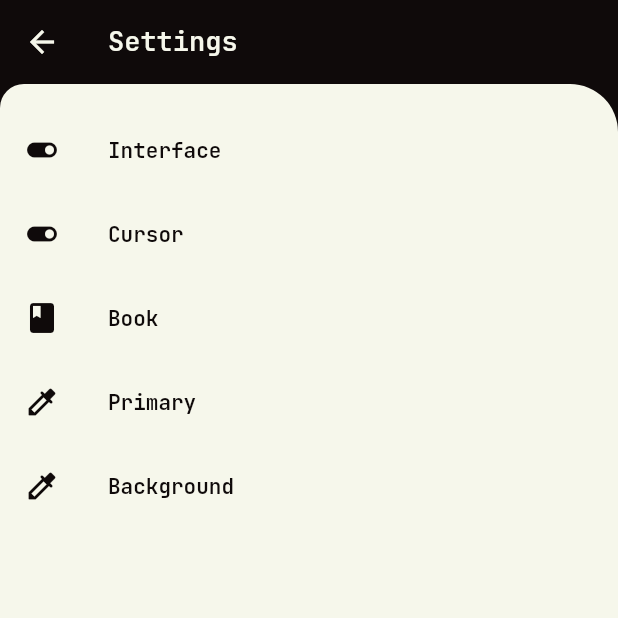
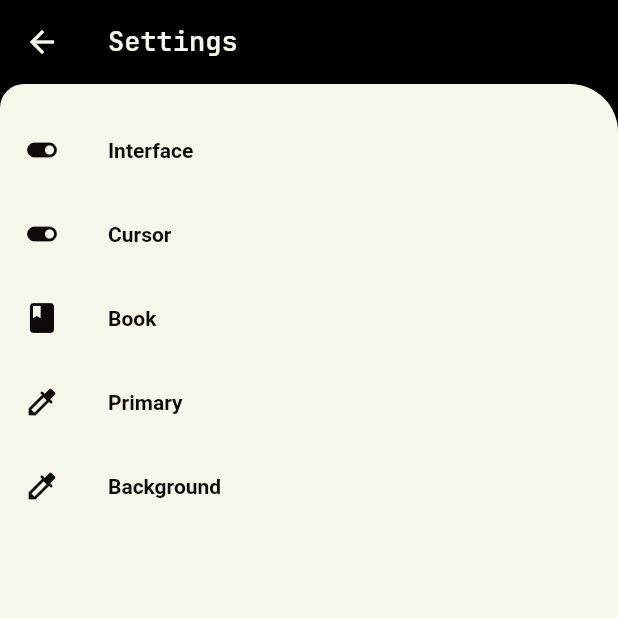
Before and after one commit to guhhsle/syllable, a Flutter app: the screen it shows after launch, after a tap on the "menu" icon, on a phone screen of 412 x 824 dp, the top half of it. Run offline on Flutter 3.47's test engine with Material 3 defaults, Android fonts, the phone set to English and light mode, and no system bars; our stand-ins replace file_picker, shared_preferences; missing offline and left inert: flashy_flushbar.

Commit message:
Updated template

```diff
--- a/lib/main.dart
+++ b/lib/main.dart
@@ -1,11 +1,8 @@
-import 'package:flashy_flushbar/flashy_flushbar_provider.dart';
 import 'package:flutter/material.dart';
-import 'package:flutter/services.dart';
 import 'data.dart';
 import 'functions/reading.dart';
-import 'template/data.dart';
+import 'template/app.dart';
 import 'template/prefs.dart';
-import 'template/theme.dart';
 import 'widgets/home.dart';
 
 Future<void> main() async {
@@ -20,35 +17,9 @@ class MyApp extends StatelessWidget {
 
   @override
   Widget build(BuildContext context) {
-    return ValueListenableBuilder(
-      valueListenable: themeNotifier,
-      builder: (context, snap, child) {
-        return MaterialApp(
-          navigatorKey: navigatorKey,
-          debugShowCheckedModeBanner: false,
-          title: 'Syllable',
-          theme: theme(color(true, lightTheme: true), color(false, lightTheme: true)),
-          darkTheme: theme(color(true, lightTheme: false), color(false, lightTheme: false)),
-          builder: FlashyFlushbarProvider.init(),
-          home: AnnotatedRegion<SystemUiOverlayStyle>(
-            value: const SystemUiOverlayStyle(
-              statusBarColor: Colors.transparent,
-              systemNavigationBarColor: Colors.transparent,
-              systemNavigationBarIconBrightness: Brightness.dark,
-            ),
-            child: Builder(
-              builder: (context) {
-                SystemChrome.setSystemUIOverlayStyle(
-                  const SystemUiOverlayStyle(
-                    statusBarColor: Colors.transparent,
-                  ),
-                );
-                return const Home();
-              },
-            ),
-          ),
-        );
-      },
+    return App(
+      title: 'Syllable',
+      child: const Home(),
     );
   }
 }
--- /dev/null
+++ b/lib/template/app.dart
@@ -0,0 +1,47 @@
+import 'package:flashy_flushbar/flashy_flushbar_provider.dart';
+import 'package:flutter/material.dart';
+import 'package:flutter/services.dart';
+import 'data.dart';
+import 'theme.dart';
+
+class App extends StatelessWidget {
+  final Widget child;
+  final String title;
+  const App({super.key, required this.child, required this.title});
+
+  @override
+  Widget build(BuildContext context) {
+    return ValueListenableBuilder(
+      valueListenable: themeNotifier,
+      builder: (context, snap, chld) {
+        return MaterialApp(
+          navigatorKey: navigatorKey,
+          debugShowCheckedModeBanner: false,
+          title: title,
+          theme: theme(
+              color(true, lightTheme: true), color(false, lightTheme: true)),
+          darkTheme: theme(
+              color(true, lightTheme: false), color(false, lightTheme: false)),
+          builder: FlashyFlushbarProvider.init(),
+          home: AnnotatedRegion<SystemUiOverlayStyle>(
+            value: const SystemUiOverlayStyle(
+              statusBarColor: Colors.transparent,
+              systemNavigationBarColor: Colors.transparent,
+              systemNavigationBarIconBrightness: Brightness.dark,
+            ),
+            child: Builder(
+              builder: (context) {
+                SystemChrome.setSystemUIOverlayStyle(
+                  const SystemUiOverlayStyle(
+                    statusBarColor: Colors.transparent,
+                  ),
+                );
+                return child;
+              },
+            ),
+          ),
+        );
+      },
+    );
+  }
+}
--- a/lib/template/custom_card.dart
+++ b/lib/template/custom_card.dart
@@ -55,7 +55,7 @@ class CustomCard extends StatelessWidget {
                   child: setting.trailing == ''
                       ? Icon(
                           setting.icon,
-                          color: Theme.of(context).colorScheme.background,
+                          color: Theme.of(context).colorScheme.surface,
                         )
                       : Text(
                           t(setting.trailing),
--- a/lib/template/custom_chip.dart
+++ b/lib/template/custom_chip.dart
@@ -22,7 +22,7 @@ class CustomChip extends StatelessWidget {
   @override
   Widget build(BuildContext context) {
     Color pr = primary ?? Theme.of(context).primaryColor;
-    Color bg = background ?? Theme.of(context).colorScheme.background;
+    Color bg = background ?? Theme.of(context).colorScheme.surface;
     return Padding(
       padding: const EdgeInsets.only(right: 8),
       child: InkWell(
--- a/lib/template/functions.dart
+++ b/lib/template/functions.dart
@@ -3,7 +3,6 @@ import 'dart:convert';
 import 'package:flashy_flushbar/flashy_flushbar.dart';
 import 'package:flutter/material.dart';
 import 'package:flutter/services.dart';
-
 import '../data.dart';
 import '../template/data.dart';
 import 'theme.dart';
@@ -37,10 +36,10 @@ void showSnack(String text, bool good, {Function()? onTap}) {
   ).show();
 }
 
-Future<String> getInput(String? init, {String? hintText}) async {
+Future<String> getInput(dynamic init, {String? hintText}) async {
   if (navigatorKey.currentContext == null) return '';
   Completer<String> completer = Completer();
-  TextEditingController controller = TextEditingController(text: init);
+  TextEditingController controller = TextEditingController(text: '$init');
   BuildContext context = navigatorKey.currentContext!;
   showModalBottomSheet(
     context: context,
--- a/lib/template/settings.dart
+++ b/lib/template/settings.dart
@@ -2,7 +2,6 @@ import 'package:flutter/material.dart';
 import '../data.dart';
 import '../template/functions.dart';
 import '../widgets/frame.dart';
-import 'data.dart';
 
 class PageSettings extends StatelessWidget {
   const PageSettings({super.key});
@@ -12,8 +11,8 @@ class PageSettings extends StatelessWidget {
     return Frame(
       title: Text(t('Settings')),
       child: ListView.builder(
-        physics: scrollPhysics,
-        padding: EdgeInsets.only(top: 16),
+        physics: const NeverScrollableScrollPhysics(),
+        padding: const EdgeInsets.only(top: 16),
         shrinkWrap: true,
         itemCount: settings.length,
         itemBuilder: (context, i) => settings[i].toTile(context),
--- a/lib/template/theme.dart
+++ b/lib/template/theme.dart
@@ -24,7 +24,7 @@ Color lighterColor(Color p, Color q) {
   return q;
 }
 
-Future<Layer> themeMap(dynamic p) async {
+Stream<Layer> themeMap(dynamic p) async* {
   p is bool;
   var dispatcher = SchedulerBinding.instance.platformDispatcher;
   bool light = dispatcher.platformBrightness == Brightness.light;
@@ -52,7 +52,7 @@ Future<Layer> themeMap(dynamic p) async {
       ),
     );
   }
-  return layer;
+  yield layer;
 }
 
 Future<void> fetchColor(bool p, bool light) async {
@@ -76,10 +76,8 @@ ThemeData theme(Color p, Color b) {
     colorScheme: ColorScheme(
       primary: p,
       secondary: p,
-      background: b,
       brightness: Brightness.light,
       error: Colors.red,
-      onBackground: p,
       onError: b,
       onPrimary: b,
       onSecondary: b,
@@ -87,13 +85,13 @@ ThemeData theme(Color p, Color b) {
       surface: b,
     ),
     scrollbarTheme: ScrollbarThemeData(
-      thumbColor: MaterialStatePropertyAll(p.withOpacity(0.7)),
+      thumbColor: WidgetStatePropertyAll(p.withOpacity(0.7)),
       radius: const Radius.circular(16),
-      thumbVisibility: const MaterialStatePropertyAll(true),
-      trackVisibility: const MaterialStatePropertyAll(false),
+      thumbVisibility: const WidgetStatePropertyAll(true),
+      trackVisibility: const WidgetStatePropertyAll(false),
     ),
     primaryColor: p,
-    fontFamily: 'JetBrainsMono',
+    fontFamily: pf['font'],
     scaffoldBackgroundColor: {'Black': Colors.black, 'Transparent': b}[pf['appbar']] ?? p,
     appBarTheme: AppBarTheme(
       backgroundColor: {'Black': Colors.black, 'Transparent': b}[pf['appbar']] ?? p,
--- a/lib/widgets/frame.dart
+++ b/lib/widgets/frame.dart
@@ -33,7 +33,7 @@ class Frame extends StatelessWidget {
             topLeft: Radius.circular(16),
           ),
           child: Card(
-            color: Theme.of(context).colorScheme.background,
+            color: Theme.of(context).colorScheme.surface,
             margin: EdgeInsets.zero,
             shadowColor: Colors.transparent,
             shape: const RoundedRectangleBorder(),
--- a/lib/widgets/home.dart
+++ b/lib/widgets/home.dart
@@ -79,7 +79,8 @@ class _HomeState extends State<Home> {
               height: double.infinity,
               child: Center(
                 child: RichText(
-                  textAlign: TextAlign.values.byName(pf['fontAlign'].toLowerCase()),
+                  textAlign:
+                      TextAlign.values.byName(pf['fontAlign'].toLowerCase()),
                   text: TextSpan(
                     style: TextStyle(
                       fontWeight: FontWeight.values[pf['fontBold'] ? 8 : 0],
@@ -90,10 +91,11 @@ class _HomeState extends State<Home> {
                     children: [
                       for (int i = 0; i < 5; i++)
                         TextSpan(
-                          text: text.substring(i == 0 ? 0 : d[i - 1], i == 4 ? null : d[i]),
+                          text: text.substring(
+                              i == 0 ? 0 : d[i - 1], i == 4 ? null : d[i]),
                           style: TextStyle(
                             backgroundColor: highlights[i],
-                            color: i == 0 || i == 4 ? null : cs.background,
+                            color: i == 0 || i == 4 ? null : cs.surface,
                           ),
                         ),
                     ],
```
Also changed, not shown: lib/data.dart (+33 -6 lines), lib/template/layer.dart (+42 -4 lines), lib/template/sheet_model.dart (+5 -4 lines), lib/template/sheet_scroll.dart (+5 -4 lines), lib/template/single_child.dart (+6 -8 lines), pubspec.lock.
